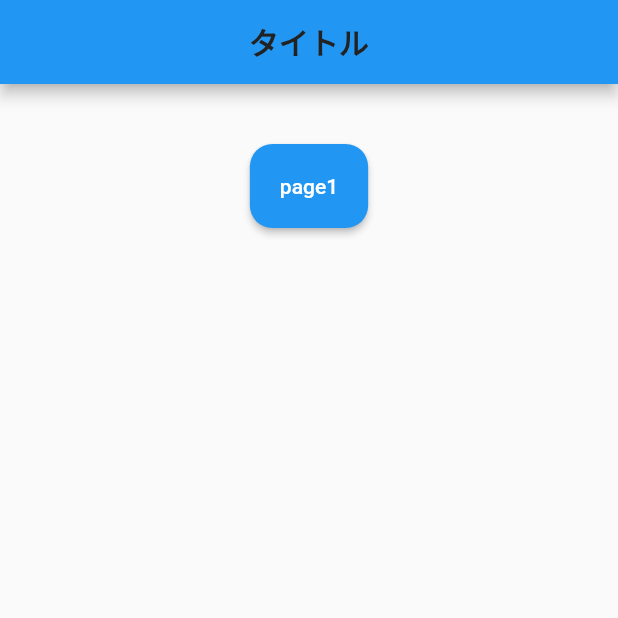
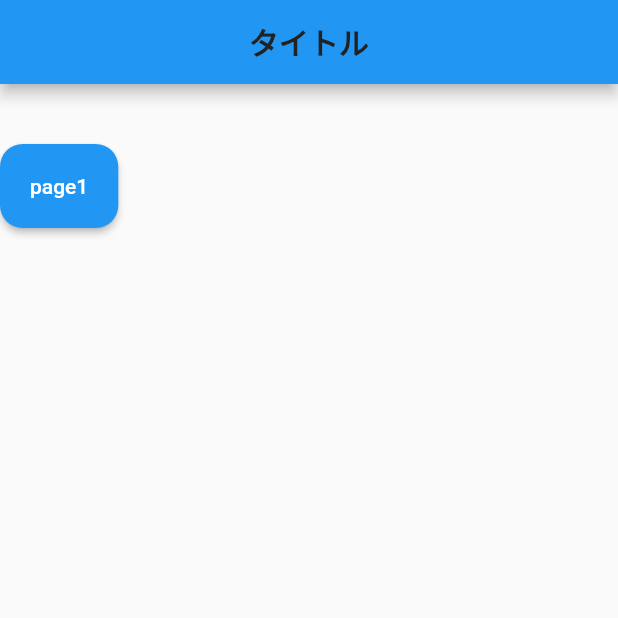
Before and after one commit to ryo072144/flutter_exercise_2, a Flutter app: the screen it shows after launch, on a phone screen of 412 x 824 dp, the top half of it. Run offline on Flutter 3.47's test engine with Material 2 defaults, Android fonts, the light colour scheme and no system bars.

Commit message:
Update main.dart

```diff
--- a/lib/main.dart
+++ b/lib/main.dart
@@ -28,7 +28,7 @@ class MyHomePage extends StatelessWidget {
     return Scaffold(
       appBar: AppBar(centerTitle: true, title: Text('タイトル', style: titleStyle(),),),
       body: Container(
-        alignment: Alignment.topCenter,
+        alignment: Alignment.topLeft,
         child: Column(
           children: [
             SizedBox(height: 40,),
```
